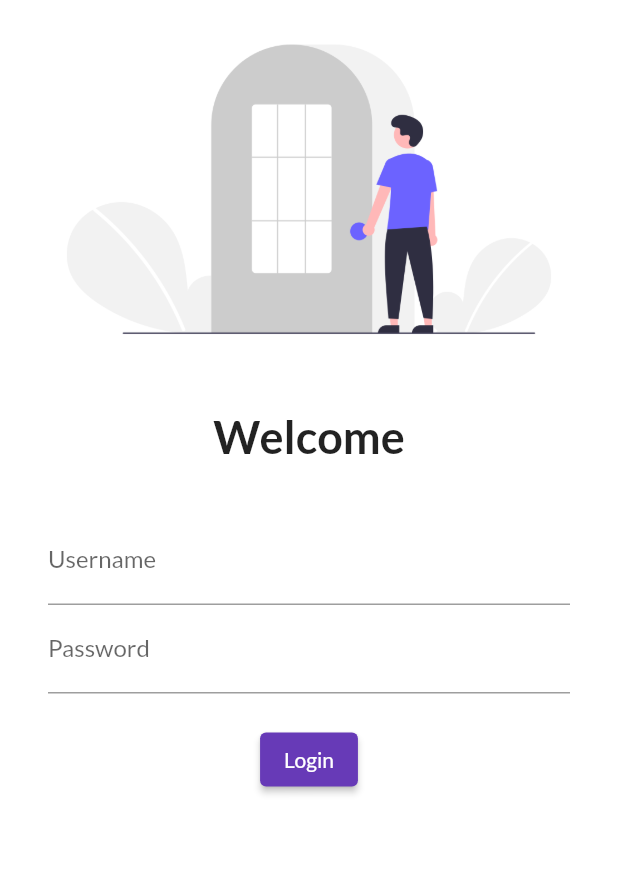
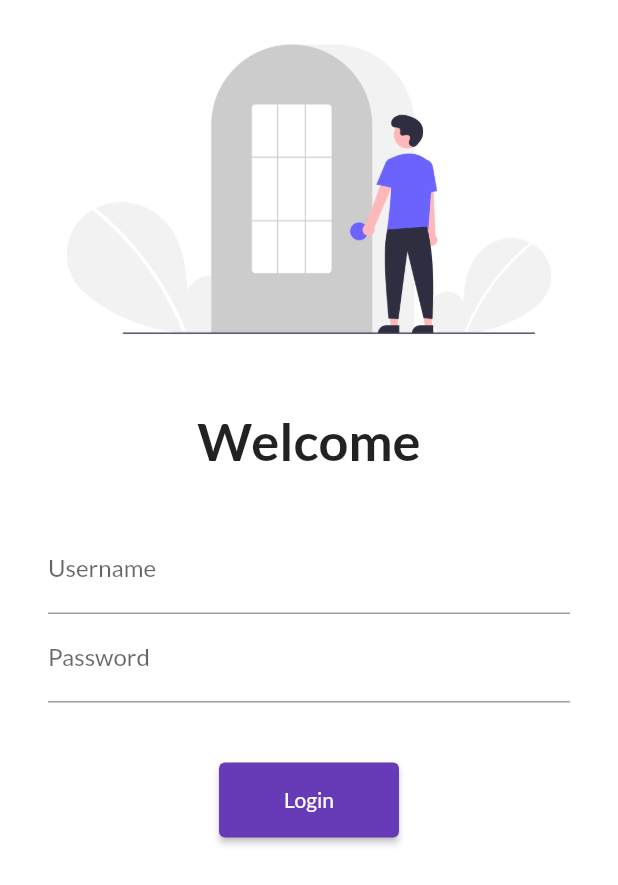
Before and after one commit to horseman7677/flutter, a Flutter app: the screen it shows after launch, on a phone screen of 412 x 824 dp. Shown: the top 885 px of the screen. Run offline on Flutter 3.47's test engine with Material 2 defaults, Android fonts, the phone set to English and light mode, and no system bars; our stand-ins replace google_fonts.

Commit message:
day 5 completed

```diff
--- a/lib/main.dart
+++ b/lib/main.dart
@@ -1,4 +1,5 @@
 import 'package:flutter/material.dart';
+import 'package:my_flutter/utils/routes.dart';
 import '../pages/home_page.dart';
 import '../pages/login_page.dart';
 import 'package:google_fonts/google_fonts.dart';
@@ -22,14 +23,15 @@ class MyApp extends StatelessWidget {
         primarySwatch: Colors.deepPurple,
         fontFamily: GoogleFonts.lato().fontFamily,
       ),
-
+      //debugShowCheckedModeBanner: false,
       darkTheme: ThemeData(
         brightness: Brightness.dark,
       ),
-      initialRoute: "/login",
+      initialRoute: "/",
       routes: {
-        "/home": (context) => HomePage(),
-        "/login": (context) => LoginPage()
+        "/": (context) => LoginPage(),
+        MyRoutes.homeRoute: (context) => HomePage(),
+        MyRoutes.loginRoute: (context) => LoginPage()
       },
     );
   }
--- a/lib/pages/login_page.dart
+++ b/lib/pages/login_page.dart
@@ -1,12 +1,19 @@
 import 'package:flutter/material.dart';
+import 'package:my_flutter/utils/routes.dart';
 
-class LoginPage extends StatelessWidget {
+class LoginPage extends StatefulWidget {
   const LoginPage({Key? key}) : super(key: key);
 
+  @override
+  _LoginPageState createState() => _LoginPageState();
+}
+
+class _LoginPageState extends State<LoginPage> {
   @override
   Widget build(BuildContext context) {
     return Material(
         color: Colors.white,
+        child: SingleChildScrollView(
           child: Column(
             children: [
               Image.asset(
@@ -19,7 +26,7 @@ class LoginPage extends StatelessWidget {
               Text(
                 "Welcome",
                 style: TextStyle(
-                fontSize: 30,
+                  fontSize: 35,
                   fontWeight: FontWeight.bold,
                 ),
               ),
@@ -27,8 +34,8 @@ class LoginPage extends StatelessWidget {
                 height: 20.0,
               ),
               Padding(
-              padding:
-                  const EdgeInsets.symmetric(vertical: 16.0, horizontal: 32.0),
+                padding: const EdgeInsets.symmetric(
+                    vertical: 16.0, horizontal: 32.0),
                 child: Column(
                   children: [
                     TextFormField(
@@ -41,19 +48,20 @@ class LoginPage extends StatelessWidget {
                           hintText: "Enter password", labelText: "Password"),
                     ),
                     SizedBox(
-                    height: 20.0,
+                      height: 40.0,
                     ),
                     ElevatedButton(
                       onPressed: () {
-                      print("hey there");
+                        Navigator.pushNamed(context, MyRoutes.homeRoute);
                       },
                       child: Text("Login"),
-                    style: TextButton.styleFrom(),
+                      style: TextButton.styleFrom(minimumSize: Size(120, 50)),
                     )
                   ],
                 ),
               )
             ],
+          ),
         ));
   }
 }
--- /dev/null
+++ b/lib/utils/routes.dart
@@ -0,0 +1,4 @@
+class MyRoutes {
+  static String loginRoute = "/login";
+  static String homeRoute = "/home";
+}
```
Lines whose indentation alone changed are shown as unchanged.
